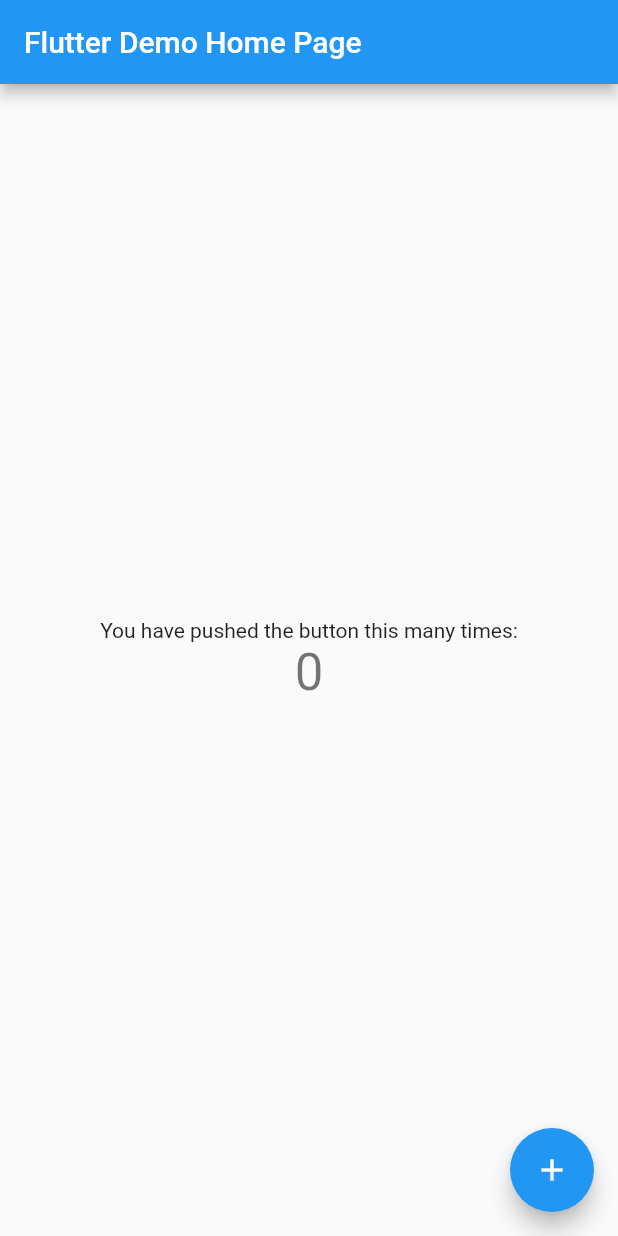
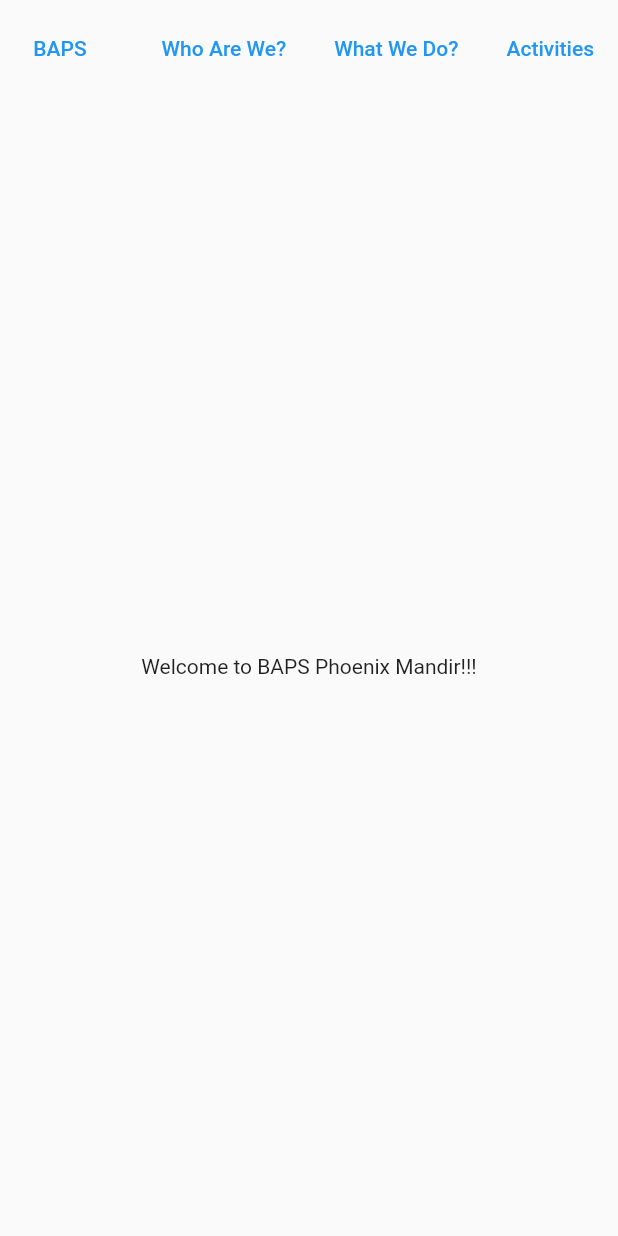
Before and after one commit to aksharpatel47/mandir_kiosk, a Flutter app: the screen it shows after launch, on a phone screen of 412 x 824 dp. Run offline on Flutter 3.47's test engine with Material 2 defaults, Android fonts, the light colour scheme and no system bars.

Commit message:
feat: scaffold main page
See: Create Main Page #1

```diff
--- /dev/null
+++ b/lib/components/buttons/nav_button.dart
@@ -0,0 +1,23 @@
+import 'package:flutter/material.dart';
+
+class NavButton extends StatelessWidget {
+  final String text;
+  final Function onPressed;
+
+  const NavButton({
+    Key key,
+    @required this.text,
+    @required this.onPressed,
+  }) : super(key: key);
+
+  @override
+  Widget build(BuildContext context) {
+    return Padding(
+      padding: const EdgeInsets.all(8.0),
+      child: TextButton(
+        onPressed: onPressed,
+        child: Text(text),
+      ),
+    );
+  }
+}
--- /dev/null
+++ b/lib/components/navigation/top_nav_bar.dart
@@ -0,0 +1,38 @@
+import 'package:flutter/material.dart';
+import 'package:mandir_kiosk/components/buttons/nav_button.dart';
+import 'package:mandir_kiosk/constants/nav_routes.dart';
+
+class TopNavBar extends StatelessWidget {
+  @override
+  Widget build(BuildContext context) {
+    return Row(
+      children: [
+        NavButton(
+          text: "BAPS",
+          onPressed: () {
+            Navigator.of(context).pushNamed(NavRoutes.home);
+          },
+        ),
+        Expanded(child: Container()),
+        NavButton(
+          text: "Who Are We?",
+          onPressed: () {
+            Navigator.of(context).pushNamed(NavRoutes.whoAreWe);
+          },
+        ),
+        NavButton(
+          text: "What We Do?",
+          onPressed: () {
+            Navigator.of(context).pushNamed(NavRoutes.whatWeDo);
+          },
+        ),
+        NavButton(
+          text: "Activities",
+          onPressed: () {
+            Navigator.of(context).pushNamed(NavRoutes.activities);
+          },
+        ),
+      ],
+    );
+  }
+}
--- /dev/null
+++ b/lib/constants/nav_routes.dart
@@ -0,0 +1,6 @@
+class NavRoutes {
+  static final String home = '/';
+  static final String whatWeDo = '/what_we_do';
+  static final String whoAreWe = '/who_are_we';
+  static final String activities = '/activities';
+}
--- a/lib/main.dart
+++ b/lib/main.dart
@@ -1,4 +1,9 @@
 import 'package:flutter/material.dart';
+import 'package:mandir_kiosk/constants/nav_routes.dart';
+import 'package:mandir_kiosk/pages/activities_page/activities_page.dart';
+import 'package:mandir_kiosk/pages/home_page/home_page.dart';
+import 'package:mandir_kiosk/pages/what_we_do_page/what_we_do_page.dart';
+import 'package:mandir_kiosk/pages/who_are_we_page/who_are_we_page.dart';
 
 void main() {
   runApp(MyApp());
@@ -10,108 +15,17 @@
   Widget build(BuildContext context) {
     return MaterialApp(
       title: 'Flutter Demo',
+      initialRoute: NavRoutes.home,
+      routes: {
+        NavRoutes.home: (context) => MyHomePage(),
+        NavRoutes.whoAreWe: (context) => WhoAreWePage(),
+        NavRoutes.whatWeDo: (context) => WhatWeDoPage(),
+        NavRoutes.activities: (context) => ActivitiesPage(),
+      },
       theme: ThemeData(
-        // This is the theme of your application.
-        //
-        // Try running your application with "flutter run". You'll see the
-        // application has a blue toolbar. Then, without quitting the app, try
-        // changing the primarySwatch below to Colors.green and then invoke
-        // "hot reload" (press "r" in the console where you ran "flutter run",
-        // or simply save your changes to "hot reload" in a Flutter IDE).
-        // Notice that the counter didn't reset back to zero; the application
-        // is not restarted.
         primarySwatch: Colors.blue,
-        // This makes the visual density adapt to the platform that you run
-        // the app on. For desktop platforms, the controls will be smaller and
-        // closer together (more dense) than on mobile platforms.
         visualDensity: VisualDensity.adaptivePlatformDensity,
       ),
-      home: MyHomePage(title: 'Flutter Demo Home Page'),
     );
   }
 }
-
-class MyHomePage extends StatefulWidget {
-  MyHomePage({Key key, this.title}) : super(key: key);
-
-  // This widget is the home page of your application. It is stateful, meaning
-  // that it has a State object (defined below) that contains fields that affect
-  // how it looks.
-
-  // This class is the configuration for the state. It holds the values (in this
-  // case the title) provided by the parent (in this case the App widget) and
-  // used by the build method of the State. Fields in a Widget subclass are
-  // always marked "final".
-
-  final String title;
-
-  @override
-  _MyHomePageState createState() => _MyHomePageState();
-}
-
-class _MyHomePageState extends State<MyHomePage> {
-  int _counter = 0;
-
-  void _incrementCounter() {
-    setState(() {
-      // This call to setState tells the Flutter framework that something has
-      // changed in this State, which causes it to rerun the build method below
-      // so that the display can reflect the updated values. If we changed
-      // _counter without calling setState(), then the build method would not be
-      // called again, and so nothing would appear to happen.
-      _counter++;
-    });
-  }
-
-  @override
-  Widget build(BuildContext context) {
-    // This method is rerun every time setState is called, for instance as done
-    // by the _incrementCounter method above.
-    //
-    // The Flutter framework has been optimized to make rerunning build methods
-    // fast, so that you can just rebuild anything that needs updating rather
-    // than having to individually change instances of widgets.
-    return Scaffold(
-      appBar: AppBar(
-        // Here we take the value from the MyHomePage object that was created by
-        // the App.build method, and use it to set our appbar title.
-        title: Text(widget.title),
-      ),
-      body: Center(
-        // Center is a layout widget. It takes a single child and positions it
-        // in the middle of the parent.
-        child: Column(
-          // Column is also a layout widget. It takes a list of children and
-          // arranges them vertically. By default, it sizes itself to fit its
-          // children horizontally, and tries to be as tall as its parent.
-          //
-          // Invoke "debug painting" (press "p" in the console, choose the
-          // "Toggle Debug Paint" action from the Flutter Inspector in Android
-          // Studio, or the "Toggle Debug Paint" command in Visual Studio Code)
-          // to see the wireframe for each widget.
-          //
-          // Column has various properties to control how it sizes itself and
-          // how it positions its children. Here we use mainAxisAlignment to
-          // center the children vertically; the main axis here is the vertical
-          // axis because Columns are vertical (the cross axis would be
-          // horizontal).
-          mainAxisAlignment: MainAxisAlignment.center,
-          children: <Widget>[
-            Text(
-              'You have pushed the button this many times:',
-            ),
-            Text(
-              '$_counter',
-              style: Theme.of(context).textTheme.headline4,
-            ),
-          ],
-        ),
-      ),
-      floatingActionButton: FloatingActionButton(
-        onPressed: _incrementCounter,
-        tooltip: 'Increment',
-        child: Icon(Icons.add),
-      ), // This trailing comma makes auto-formatting nicer for build methods.
-    );
-  }
-}
--- /dev/null
+++ b/lib/pages/activities_page/activities_page.dart
@@ -0,0 +1,8 @@
+import 'package:flutter/material.dart';
+
+class ActivitiesPage extends StatelessWidget {
+  @override
+  Widget build(BuildContext context) {
+    return Scaffold();
+  }
+}
--- /dev/null
+++ b/lib/pages/home_page/home_page.dart
@@ -0,0 +1,22 @@
+import 'package:flutter/material.dart';
+import 'package:mandir_kiosk/components/navigation/top_nav_bar.dart';
+
+class MyHomePage extends StatelessWidget {
+  @override
+  Widget build(BuildContext context) {
+    return Scaffold(
+      body: Center(
+        child: Column(
+          children: [
+            TopNavBar(),
+            Expanded(
+              child: Center(
+                child: Text("Welcome to BAPS Phoenix Mandir!!!"),
+              ),
+            )
+          ],
+        ),
+      ),
+    );
+  }
+}
--- /dev/null
+++ b/lib/pages/what_we_do_page/what_we_do_page.dart
@@ -0,0 +1,8 @@
+import 'package:flutter/material.dart';
+
+class WhatWeDoPage extends StatelessWidget {
+  @override
+  Widget build(BuildContext context) {
+    return Scaffold();
+  }
+}
--- /dev/null
+++ b/lib/pages/who_are_we_page/who_are_we_page.dart
@@ -0,0 +1,8 @@
+import 'package:flutter/material.dart';
+
+class WhoAreWePage extends StatelessWidget {
+  @override
+  Widget build(BuildContext context) {
+    return Scaffold();
+  }
+}
```
